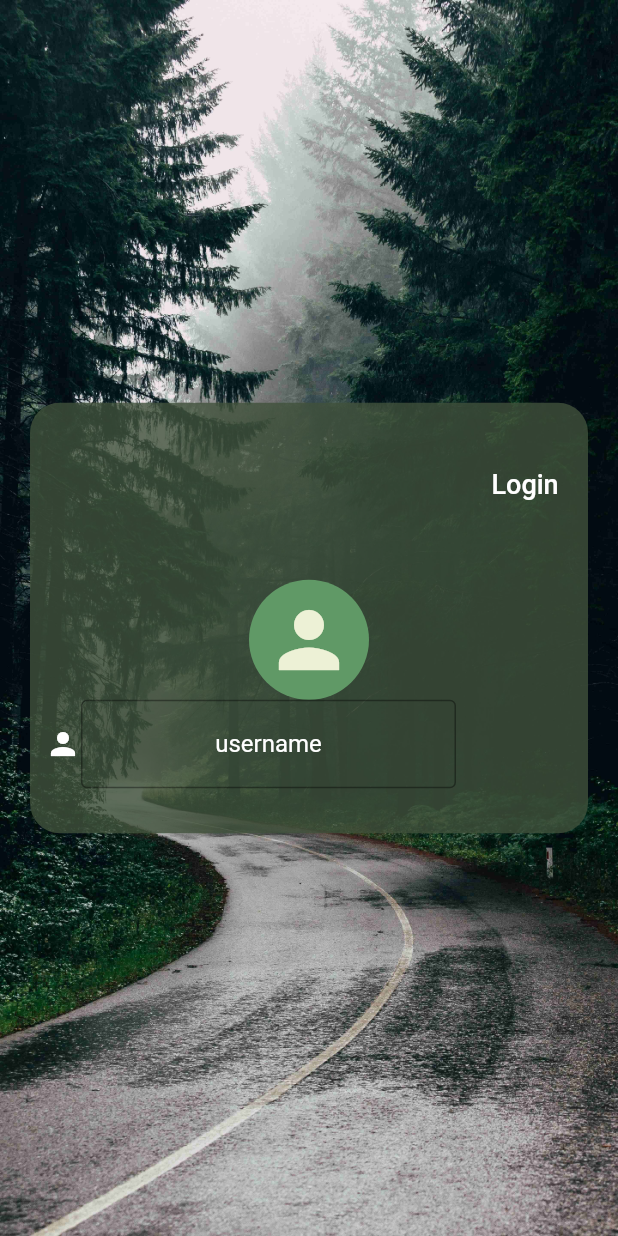
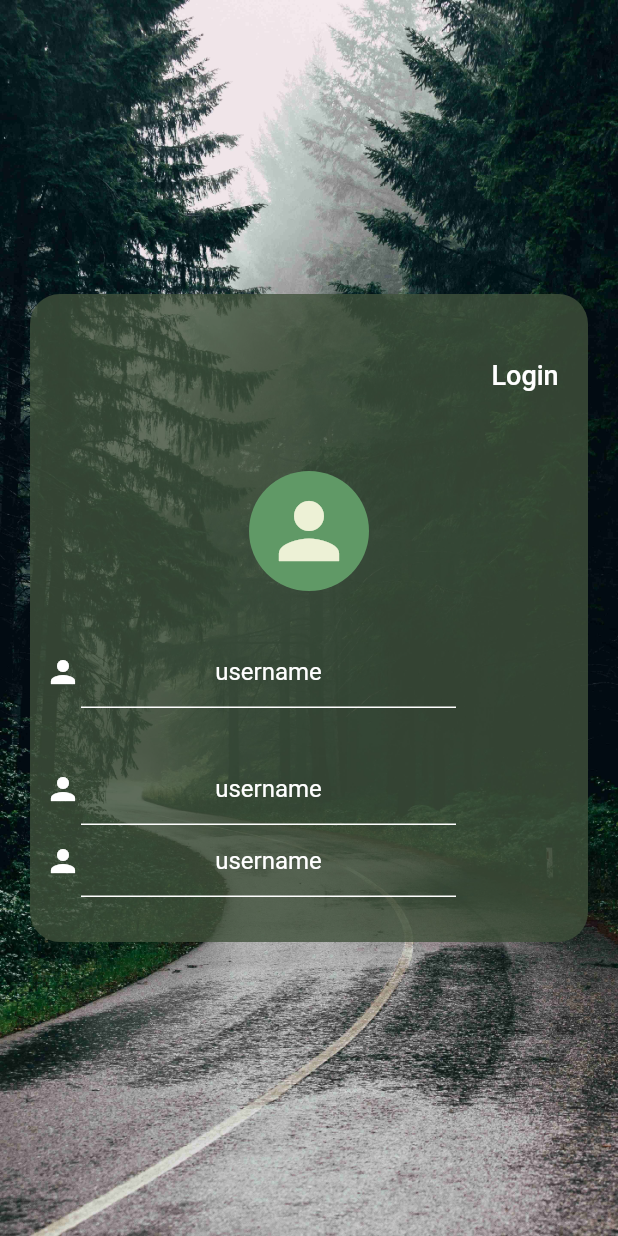
Before and after one commit to chrisokoriedev/firstclass, a Flutter app: the screen it shows after launch, on a phone screen of 412 x 824 dp. Run offline on Flutter 3.47's test engine with Material 2 defaults, Android fonts, the phone set to English and light mode, and no system bars; our stand-ins replace google_fonts.

Commit message:
added more inut

```diff
--- a/lib/main.dart
+++ b/lib/main.dart
@@ -66,6 +66,7 @@ class _MyAppState extends State<MyApp> {
                         color: Color(0xffEDF1D6),
                       ),
                     ),
+                    SizedBox(height: 30),
                     Row(
                       children: [
                         Icon(
@@ -78,13 +79,63 @@ class _MyAppState extends State<MyApp> {
                             keyboardType: TextInputType.name,
                             textAlign: TextAlign.center,
                             decoration: InputDecoration(
-                                hintText: 'username',
-                                hintStyle: TextStyle(
-                                  color: Colors.white,
-                                ),
-                                border: OutlineInputBorder(
-                                    borderSide:
-                                        BorderSide(color: Colors.white))),
+                              hintText: 'username',
+                              hintStyle: TextStyle(
+                                color: Colors.white,
+                              ),
+                              enabledBorder: UnderlineInputBorder(
+                                borderSide: BorderSide(color: Colors.white),
+                              ),
+                            ),
+                          ),
+                        ),
+                      ],
+                    ),
+                    SizedBox(height: 30),
+                    Row(
+                      children: [
+                        Icon(
+                          Icons.person,
+                          color: Colors.white,
+                        ),
+                        SizedBox(
+                          width: 250,
+                          child: TextFormField(
+                            keyboardType: TextInputType.name,
+                            textAlign: TextAlign.center,
+                            decoration: InputDecoration(
+                              hintText: 'username',
+                              hintStyle: TextStyle(
+                                color: Colors.white,
+                              ),
+                              enabledBorder: UnderlineInputBorder(
+                                borderSide: BorderSide(color: Colors.white),
+                              ),
+                            ),
+                          ),
+                        ),
+                      ],
+                    ),
+                    Row(
+                      children: [
+                        Icon(
+                          Icons.person,
+                          color: Colors.white,
+                        ),
+                        SizedBox(
+                          width: 250,
+                          child: TextFormField(
+                            keyboardType: TextInputType.name,
+                            textAlign: TextAlign.center,
+                            decoration: InputDecoration(
+                              hintText: 'username',
+                              hintStyle: TextStyle(
+                                color: Colors.white,
+                              ),
+                              enabledBorder: UnderlineInputBorder(
+                                borderSide: BorderSide(color: Colors.white),
+                              ),
+                            ),
                           ),
                         ),
                       ],
```
